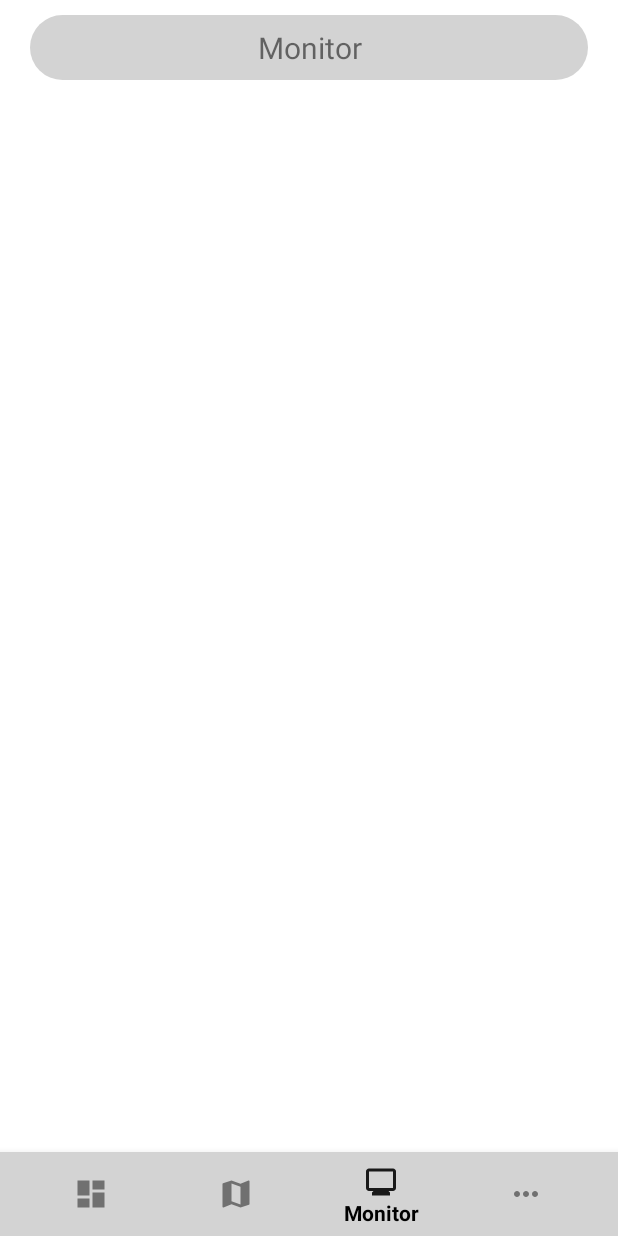
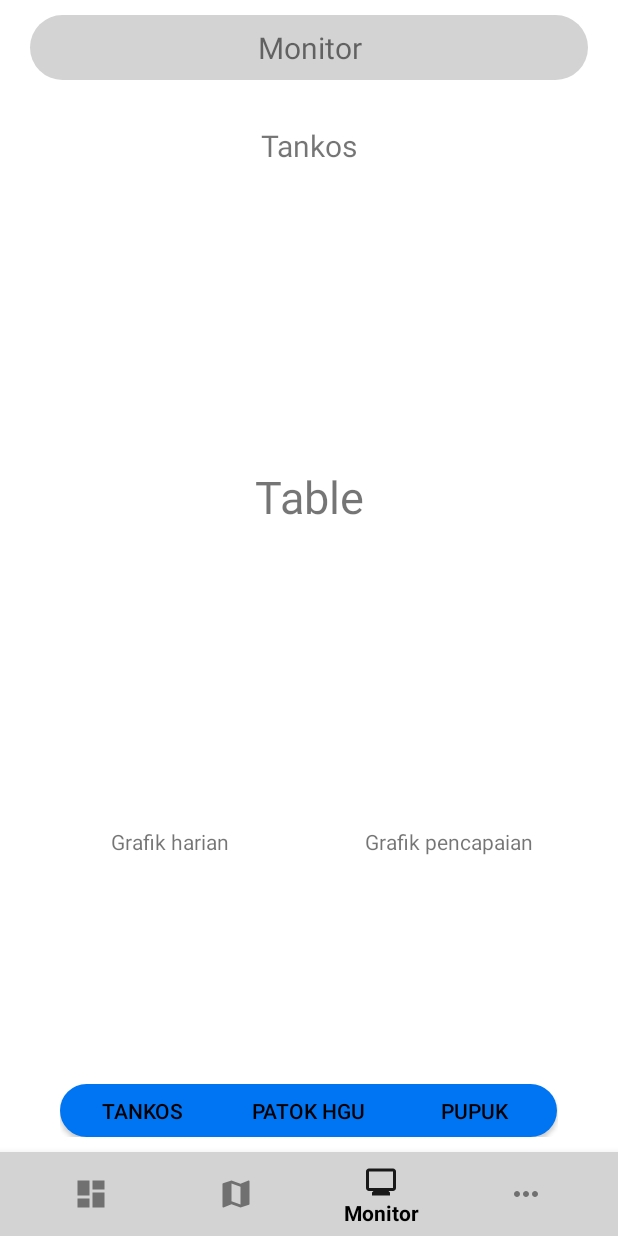
Before and after one commit to muh-adli/PMS, an Android app: the screen it shows after launch (MainActivity), item 3 of the bottom bar chosen, on a phone screen of 412 x 824 dp. Run offline under Robolectric (Android 15) with nearby library versions, the phone set to English and light mode, and no system bars; libraries missing offline, so code that uses them is left out: org.osmdroid.api, org.osmdroid.config, org.osmdroid.library, org.osmdroid.tileprovider, org.osmdroid.views.

Commit message:
Add monitor view and configure map

```diff
--- a/app/src/main/AndroidManifest.xml
+++ b/app/src/main/AndroidManifest.xml
@@ -20,6 +20,7 @@
         android:roundIcon="@mipmap/ic_launcher_round"
         android:supportsRtl="true"
         android:theme="@style/Theme.WebGIS"
+        android:requestLegacyExternalStorage="true"
         tools:targetApi="31">
         <activity
             android:name=".activity.MainActivity"
--- a/app/src/main/java/com/project/webgis/activity/ui/MonitorFragment.java
+++ b/app/src/main/java/com/project/webgis/activity/ui/Monitor/ChildMonitorPatok.java
@@ -1,24 +1,20 @@
-package com.project.webgis.activity.ui;
+package com.project.webgis.activity.ui.Monitor;
 
 import android.os.Bundle;
 import android.view.LayoutInflater;
 import android.view.View;
 import android.view.ViewGroup;
-import android.widget.TextView;
 
 import androidx.annotation.NonNull;
 import androidx.fragment.app.Fragment;
-import androidx.lifecycle.ViewModelProvider;
 
 import com.project.webgis.R;
 
-
-public class MonitorFragment extends Fragment {
-
+public class ChildMonitorPatok extends Fragment {
 
     public View onCreateView(@NonNull LayoutInflater inflater,
                              ViewGroup container, Bundle savedInstanceState) {
-        return inflater.inflate(R.layout.fragment_monitor, container, false);
+        return inflater.inflate(R.layout.child_monitor_patok, container, false);
     }
 
     @Override
--- /dev/null
+++ b/app/src/main/java/com/project/webgis/activity/ui/Monitor/ChildMonitorPupuk.java
@@ -0,0 +1,24 @@
+package com.project.webgis.activity.ui.Monitor;
+
+import android.os.Bundle;
+import android.view.LayoutInflater;
+import android.view.View;
+import android.view.ViewGroup;
+
+import androidx.annotation.NonNull;
+import androidx.fragment.app.Fragment;
+
+import com.project.webgis.R;
+
+public class ChildMonitorPupuk extends Fragment {
+
+    public View onCreateView(@NonNull LayoutInflater inflater,
+                             ViewGroup container, Bundle savedInstanceState) {
+        return inflater.inflate(R.layout.child_monitor_pupuk, container, false);
+    }
+
+    @Override
+    public void onDestroyView() {
+        super.onDestroyView();
+    }
+}
--- /dev/null
+++ b/app/src/main/java/com/project/webgis/activity/ui/Monitor/ChildMonitorTankos.java
@@ -0,0 +1,24 @@
+package com.project.webgis.activity.ui.Monitor;
+
+import android.os.Bundle;
+import android.view.LayoutInflater;
+import android.view.View;
+import android.view.ViewGroup;
+
+import androidx.annotation.NonNull;
+import androidx.fragment.app.Fragment;
+
+import com.project.webgis.R;
+
+public class ChildMonitorTankos extends Fragment {
+
+    public View onCreateView(@NonNull LayoutInflater inflater,
+                             ViewGroup container, Bundle savedInstanceState) {
+        return inflater.inflate(R.layout.child_monitor_tankos, container, false);
+    }
+
+    @Override
+    public void onDestroyView() {
+        super.onDestroyView();
+    }
+}
--- /dev/null
+++ b/app/src/main/java/com/project/webgis/activity/ui/Monitor/MonitorFragment.java
@@ -0,0 +1,95 @@
+package com.project.webgis.activity.ui.Monitor;
+
+import android.os.Bundle;
+import android.view.LayoutInflater;
+import android.view.View;
+import android.view.ViewGroup;
+import android.widget.Button;
+import android.widget.TextView;
+import android.widget.Toast;
+
+import androidx.annotation.NonNull;
+import androidx.annotation.Nullable;
+import androidx.fragment.app.Fragment;
+import androidx.fragment.app.FragmentManager;
+import androidx.lifecycle.ViewModelProvider;
+
+import com.project.webgis.R;
+
+
+public class MonitorFragment extends Fragment {
+
+    final Fragment childTankos = new ChildMonitorTankos();
+    final Fragment childPatok = new ChildMonitorPatok();
+    final Fragment childPupuk = new ChildMonitorPupuk();
+    private Button btnTankos, btnPupuk, btnPatok = null;
+    private boolean firstPatok = true;
+    private boolean firstPupuk = true;
+    private Fragment active = childTankos;
+
+    public View onCreateView(@NonNull LayoutInflater inflater,
+                             ViewGroup container, Bundle savedInstanceState) {
+        return inflater.inflate(R.layout.fragment_monitor, container, false);
+    }
+
+    @Override
+    public void onViewCreated(@NonNull View view, @Nullable Bundle savedInstanceState) {
+        super.onViewCreated(view, savedInstanceState);
+
+        FragmentManager fm = getChildFragmentManager();
+
+        fm.beginTransaction().add(R.id.child_fragment_container, childTankos).commit();
+
+        btnTankos = (Button) view.findViewById(R.id.buttonTankos);
+        btnPatok = (Button) view.findViewById(R.id.buttonPatok);
+        btnPupuk = (Button) view.findViewById(R.id.buttonPupuk);
+
+        btnTankos.setOnClickListener(new View.OnClickListener() {
+            @Override
+            public void onClick(View v) {
+                if (active != childTankos) {
+                    fm.beginTransaction().hide(active).show(childTankos).commit();
+                    active = childTankos;
+                }
+
+            }
+        });
+
+        btnPatok.setOnClickListener(new View.OnClickListener() {
+            @Override
+            public void onClick(View v) {
+                if (active != childPatok) {
+                    if (firstPatok) {
+                        fm.beginTransaction().add(R.id.child_fragment_container, childPatok).hide(active).commit();
+                        firstPatok = false;
+                    } else {
+                        fm.beginTransaction().hide(active).show(childPatok).commit();
+                    }
+                    active = childPatok;
+                }
+
+            }
+        });
+
+        btnPupuk.setOnClickListener(new View.OnClickListener() {
+            @Override
+            public void onClick(View v) {
+                if (active != childPupuk) {
+                    if (firstPupuk) {
+                        fm.beginTransaction().add(R.id.child_fragment_container, childPupuk).hide(active).commit();
+                        firstPupuk = false;
+                    } else {
+                        fm.beginTransaction().hide(active).show(childPupuk).commit();
+                    }
+                    active = childPupuk;
+                }
+
+            }
+        });
+    }
+
+    @Override
+    public void onDestroyView() {
+        super.onDestroyView();
+    }
+}
--- /dev/null
+++ b/app/src/main/res/layout/child_monitor_tankos.xml
@@ -0,0 +1,50 @@
+<?xml version="1.0" encoding="utf-8"?>
+<RelativeLayout xmlns:android="http://schemas.android.com/apk/res/android"
+    xmlns:app="http://schemas.android.com/apk/res-auto"
+    xmlns:tools="http://schemas.android.com/tools"
+    android:layout_width="match_parent"
+    android:layout_height="match_parent"
+    tools:context=".activity.ui.Monitor.ChildMonitorTankos">
+
+    <LinearLayout
+        android:layout_width="match_parent"
+        android:layout_height="match_parent"
+        android:orientation="vertical">
+
+        <TextView
+            android:layout_width="match_parent"
+            android:layout_height="wrap_content"
+            android:text="@string/monitor_tankos"
+            android:textAlignment="center"
+            android:textSize="20sp"/>
+
+        <TextView
+            android:layout_width="match_parent"
+            android:layout_height="wrap_content"
+            android:text="Table"
+            android:textAlignment="center"
+            android:paddingVertical="200dp"
+            android:textSize="30sp"/>
+
+        <LinearLayout
+            android:layout_width="match_parent"
+            android:layout_height="wrap_content"
+            android:orientation="horizontal"
+            android:weightSum="100">
+            <TextView
+                android:layout_weight="50"
+                android:layout_width="0dp"
+                android:layout_height="wrap_content"
+                android:text="Grafik harian"
+                android:textAlignment="center"/>
+            <TextView
+                android:layout_weight="50"
+                android:layout_width="0dp"
+                android:layout_height="wrap_content"
+                android:text="Grafik pencapaian"
+                android:textAlignment="center"/>
+        </LinearLayout>
+
+    </LinearLayout>
+
+</RelativeLayout>
--- a/app/src/main/res/layout/fragment_dashboard.xml
+++ b/app/src/main/res/layout/fragment_dashboard.xml
@@ -110,7 +110,7 @@
     <LinearLayout
         android:id="@+id/dashboard_switch"
         android:layout_width="match_parent"
-        android:layout_marginHorizontal="40dp"
+        android:layout_marginHorizontal="50dp"
         android:layout_height="wrap_content"
         android:layout_alignParentBottom="true"
         android:orientation="horizontal"
--- a/app/src/main/res/layout/fragment_monitor.xml
+++ b/app/src/main/res/layout/fragment_monitor.xml
@@ -5,16 +5,25 @@
     android:layout_width="match_parent"
     android:layout_height="match_parent"
     android:background="@color/backgroundColor"
-    tools:context=".activity.ui.MonitorFragment"
     android:paddingStart="20dp"
+    android:paddingTop="10dp"
     android:paddingEnd="20dp"
-    android:paddingTop="10dp">
+    android:paddingBottom="10dp"
+    tools:context=".activity.ui.Monitor.MonitorFragment">
+
+    <LinearLayout
+        android:layout_width="match_parent"
+        android:layout_height="match_parent"
+        android:layout_above="@+id/monitor_switch"
+        android:layout_marginBottom="20dp"
+        android:orientation="vertical">
 
         <FrameLayout
             android:layout_width="match_parent"
             android:layout_height="wrap_content"
-        android:background="@drawable/top_nav_background"
-        android:layout_marginBottom="10dp">
+            android:layout_marginBottom="10dp"
+            android:background="@drawable/top_nav_background">
+
             <TextView
                 android:id="@+id/text_dashboard"
                 android:layout_width="match_parent"
@@ -23,9 +32,49 @@
                 android:layout_marginTop="8dp"
                 android:layout_marginEnd="8dp"
                 android:layout_marginBottom="8dp"
+                android:text="@string/menu_monitor"
                 android:textAlignment="center"
-            android:textSize="20sp"
-            android:text="@string/menu_monitor"
-            />
+                android:textSize="20sp" />
         </FrameLayout>
+
+        <FrameLayout
+            android:id="@+id/child_fragment_container"
+            android:layout_width="match_parent"
+            android:layout_height="match_parent"
+            android:layout_marginTop="20dp"/>
+    </LinearLayout>
+
+    <LinearLayout
+        android:id="@+id/monitor_switch"
+        android:layout_width="match_parent"
+        android:layout_marginHorizontal="20dp"
+        android:layout_height="wrap_content"
+        android:layout_alignParentBottom="true"
+        android:orientation="horizontal"
+        android:weightSum="100">
+
+        <Button
+            android:id="@+id/buttonTankos"
+            android:layout_width="0dp"
+            android:layout_height="35dp"
+            android:layout_weight="33.33"
+            android:background="@drawable/button_background_left"
+            android:text="@string/monitor_tankos" />
+
+        <Button
+            android:id="@+id/buttonPatok"
+            android:layout_width="0dp"
+            android:layout_height="35dp"
+            android:layout_weight="33.33"
+            android:background="@drawable/button_background_mid"
+            android:text="@string/monitor_patok" />
+
+        <Button
+            android:id="@+id/buttonPupuk"
+            android:layout_width="0dp"
+            android:layout_height="35dp"
+            android:layout_weight="33.33"
+            android:background="@drawable/button_background_right"
+            android:text="@string/monitor_pupuk" />
+    </LinearLayout>
 </RelativeLayout>
--- a/app/src/main/res/values/strings.xml
+++ b/app/src/main/res/values/strings.xml
@@ -10,5 +10,8 @@
     <string name="menu_other">Other</string>
     <string name="dashboard_geometry">Geometry</string>
     <string name="dashboard_table">Table</string>
+    <string name="monitor_tankos">Tankos</string>
+    <string name="monitor_patok">Patok HGU</string>
+    <string name="monitor_pupuk">Pupuk</string>
     <!-- Strings used for fragments for navigation -->
 </resources>
```
Also changed, not shown: app/src/main/java/com/project/webgis/activity/MainActivity.java (+23 -2 lines), app/src/main/java/com/project/webgis/activity/ui/Dashboard/DashboardFragment.java (+0 -12 lines), app/src/main/java/com/project/webgis/activity/ui/MapFragment.java (+12 -4 lines), app/src/main/res/layout/child_monitor_patok.xml (added, +50 -0 lines), app/src/main/res/layout/child_monitor_pupuk.xml (added, +31 -0 lines), app/src/main/res/drawable/arrow_map.png (added). Lines whose indentation alone changed are shown as unchanged.
